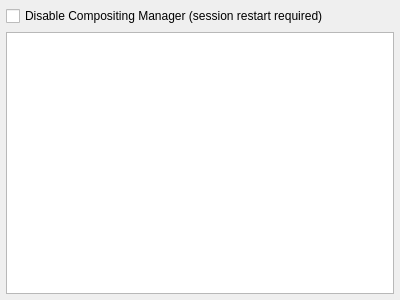
This is src-qt5/core-utils/lumina-config/pages/page_compton.ui in lumina-desktop/lumina as Qt 5 draws it before an edit. The edited form follows.
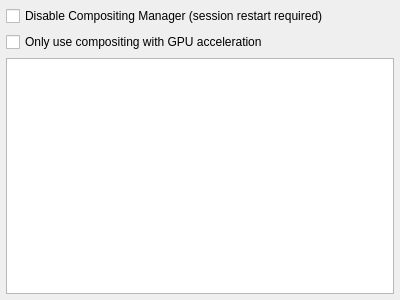
This is the edited form.

Commit message: Add the new option for detection GPU accel to the compositor page.

What changed in the file:
```diff
--- a/src-qt5/core-utils/lumina-config/pages/page_compton.ui
+++ b/src-qt5/core-utils/lumina-config/pages/page_compton.ui
@@ -33,6 +33,13 @@
      </property>
     </widget>
    </item>
+   <item>
+    <widget class="QCheckBox" name="check_GPUverify">
+     <property name="text">
+      <string>Only use compositing with GPU acceleration </string>
+     </property>
+    </widget>
+   </item>
    <item>
     <widget class="QPlainTextEdit" name="text_file"/>
    </item>
```
The commit also changes 1 other file.
